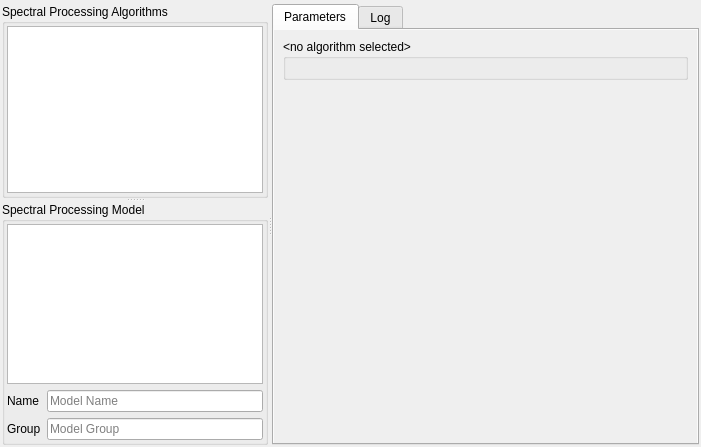
Qt form qps/speclib/ui/spectralprocessingwidget.ui (EnMAP-Box/qgispluginsupport) before a commit.
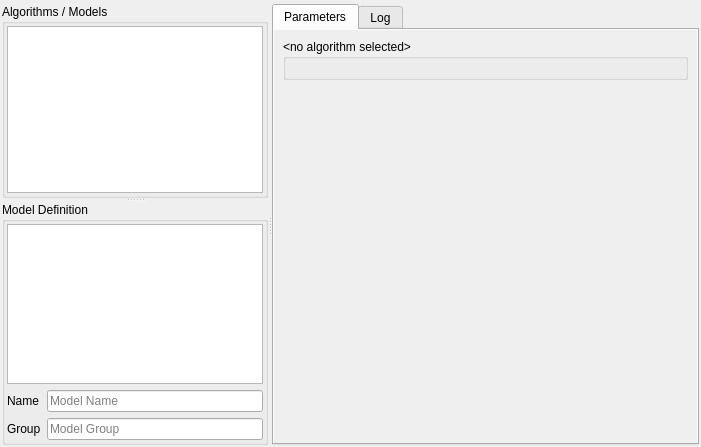
The same form after that commit. Icons and pictures are not drawn. Custom widgets are drawn as their Qt base class.

Commit message: SpectralProfileVisualization: - new visualization uses other colors than previous - vis stores model id - models are read / saved to QgsProcessingRegistry

The edit to the form file:
```diff
--- a/qps/speclib/ui/spectralprocessingwidget.ui
+++ b/qps/speclib/ui/spectralprocessingwidget.ui
@@ -63,7 +63,7 @@
       </property>
       <widget class="QgsCollapsibleGroupBox" name="mGroupBox">
        <property name="title">
-        <string>Spectral Processing Algorithms</string>
+        <string>Algorithms / Models</string>
        </property>
        <property name="checkable">
         <bool>false</bool>
@@ -107,7 +107,7 @@
         </sizepolicy>
        </property>
        <property name="title">
-        <string>Spectral Processing Model</string>
+        <string>Model Definition</string>
        </property>
        <layout class="QGridLayout" name="gridLayout">
         <property name="leftMargin">
```
Left out of the diff: 28 changed lines with no effect on the pictures. The commit also changes 5 other files.
